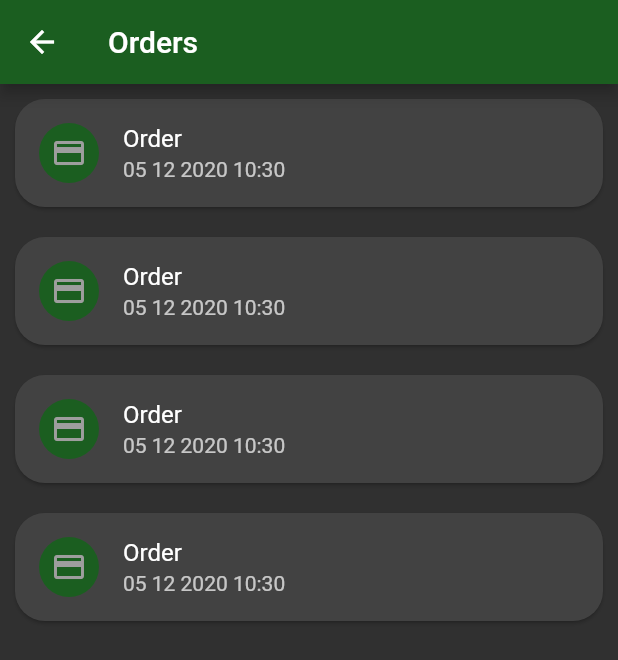
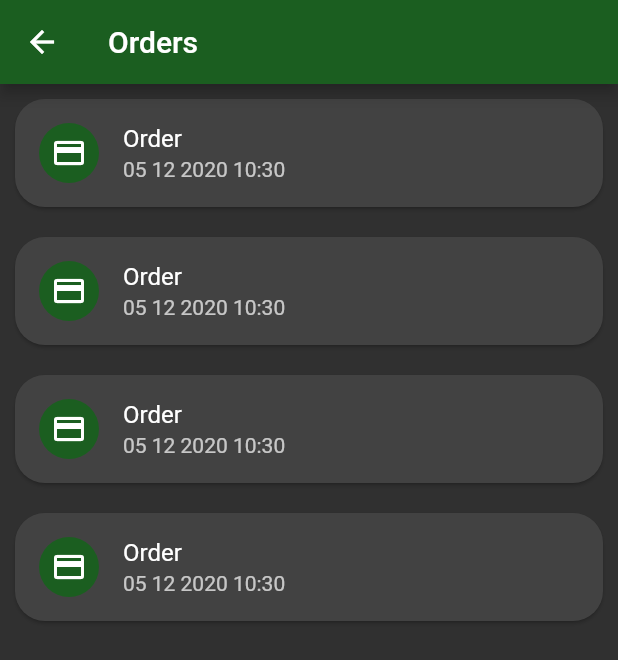
Before and after one commit to hassanrehman01398/Mahol, a Flutter app: the Order screen opened directly, on a phone screen of 412 x 824 dp. Shown: the top 660 px of the screen. Run offline on Flutter 3.47's test engine with Material 2 defaults, Android fonts, the phone set to English and light mode, and no system bars; our stand-ins replace camera, flutter_spinkit, font_awesome_flutter, geolocator, google_maps_flutter, image_picker and 1 more; missing offline and left inert: circular_menu, fab_circular_menu, geocoder; accounts and stored records are empty; network calls fail.

Commit message:
Afnan final

```diff
--- a/lib/screens/ecommerce.dart
+++ b/lib/screens/ecommerce.dart
@@ -100,9 +100,7 @@ class _EcommerceState extends State<Ecommerce> {
                 Text("Fertilizers",style: TextStyle(color: notifier.darkTheme ? Colors.white :primary,fontWeight: FontWeight.w900,fontSize: 15),),
               ],
             ),
-            Padding(
-              padding: const EdgeInsets.only(left:35.0,right: 35.0),
-              child: Container(
+            Container(
               height: 80,
               child: ListView.builder(
                   scrollDirection: Axis.horizontal,
@@ -119,7 +117,6 @@ class _EcommerceState extends State<Ecommerce> {
                       ),
                     ),
                   )
-                ),
               ),
             ),
             Row(
--- a/lib/screens/order_screen.dart
+++ b/lib/screens/order_screen.dart
@@ -43,7 +43,7 @@ class _OrderState extends State<Order> {
                   child: ListTile(
                     leading: CircleAvatar(
                       backgroundColor: primary,
-                      child: Icon(Icons.payment),
+                      child: Icon(Icons.payment,color: Colors.white,),
                     ),
                     title: Text("Order",style: TextStyle(color: notifier.darkTheme ? Colors.white :primary),),
                     subtitle: Text(DateFormat('dd MM yyyy hh:mm').format(orders[index]["date"])),
```
Lines whose indentation alone changed are shown as unchanged.
